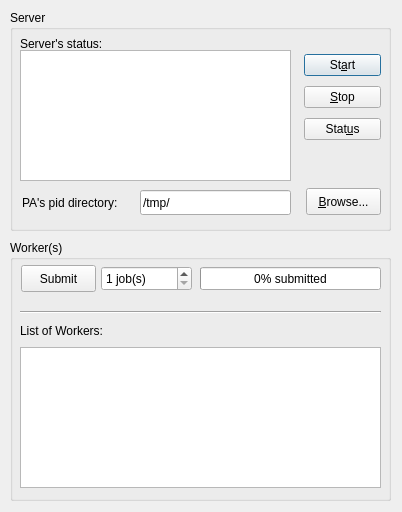
Above: PAConsole/maindlg.ui from AnarManafov/PoD before the change. Below: the same form after it.
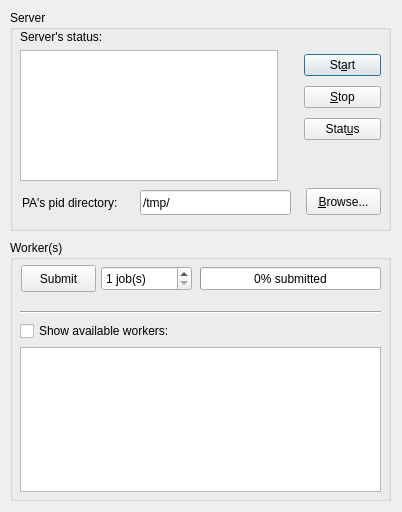
That is the form after the change.

Diff of the .ui file:
```diff
--- a/PAConsole/maindlg.ui
+++ b/PAConsole/maindlg.ui
@@ -32,19 +32,6 @@
    <property name="title" >
     <string>Server</string>
    </property>
-   <widget class="QLabel" name="label" >
-    <property name="geometry" >
-     <rect>
-      <x>10</x>
-      <y>20</y>
-      <width>93</width>
-      <height>27</height>
-     </rect>
-    </property>
-    <property name="text" >
-     <string>Server's status:</string>
-    </property>
-   </widget>
    <widget class="QWidget" name="layoutWidget" >
     <property name="geometry" >
      <rect>
@@ -113,22 +100,6 @@
      <bool>true</bool>
     </property>
    </widget>
-   <widget class="QTextEdit" name="edtServerInfo" >
-    <property name="geometry" >
-     <rect>
-      <x>10</x>
-      <y>40</y>
-      <width>271</width>
-      <height>131</height>
-     </rect>
-    </property>
-    <property name="acceptDrops" >
-     <bool>false</bool>
-    </property>
-    <property name="readOnly" >
-     <bool>true</bool>
-    </property>
-   </widget>
    <widget class="QLabel" name="label_3" >
     <property name="geometry" >
      <rect>
@@ -142,6 +113,41 @@
      <string>PA's pid directory:</string>
     </property>
    </widget>
+   <widget class="QWidget" name="" >
+    <property name="geometry" >
+     <rect>
+      <x>10</x>
+      <y>20</y>
+      <width>258</width>
+      <height>151</height>
+     </rect>
+    </property>
+    <layout class="QGridLayout" >
+     <property name="margin" >
+      <number>0</number>
+     </property>
+     <property name="spacing" >
+      <number>6</number>
+     </property>
+     <item row="0" column="0" >
+      <widget class="QLabel" name="label" >
+       <property name="text" >
+        <string>Server's status:</string>
+       </property>
+      </widget>
+     </item>
+     <item row="1" column="0" >
+      <widget class="QTextEdit" name="edtServerInfo" >
+       <property name="acceptDrops" >
+        <bool>false</bool>
+       </property>
+       <property name="readOnly" >
+        <bool>true</bool>
+       </property>
+      </widget>
+     </item>
+    </layout>
+   </widget>
   </widget>
   <widget class="QGroupBox" name="groupBox_2" >
    <property name="geometry" >
@@ -155,45 +161,6 @@
    <property name="title" >
     <string>Worker(s)</string>
    </property>
-   <widget class="QListWidget" name="lstClientsList" >
-    <property name="geometry" >
-     <rect>
-      <x>10</x>
-      <y>107</y>
-      <width>361</width>
-      <height>141</height>
-     </rect>
-    </property>
-   </widget>
-   <widget class="Line" name="line" >
-    <property name="geometry" >
-     <rect>
-      <x>10</x>
-      <y>64</y>
-      <width>361</width>
-      <height>16</height>
-     </rect>
-    </property>
-    <property name="orientation" >
-     <enum>Qt::Horizontal</enum>
-    </property>
-   </widget>
-   <widget class="QPushButton" name="btnSubmitClient" >
-    <property name="geometry" >
-     <rect>
-      <x>11</x>
-      <y>25</y>
-      <width>75</width>
-      <height>27</height>
-     </rect>
-    </property>
-    <property name="text" >
-     <string>Submit</string>
-    </property>
-    <property name="checkable" >
-     <bool>true</bool>
-    </property>
-   </widget>
    <widget class="QProgressBar" name="progressSubmittedJobs" >
     <property name="geometry" >
      <rect>
@@ -232,17 +199,61 @@
      <number>1</number>
     </property>
    </widget>
-   <widget class="QLabel" name="label_2" >
+   <widget class="QPushButton" name="btnSubmitClient" >
     <property name="geometry" >
      <rect>
-      <x>10</x>
-      <y>77</y>
-      <width>108</width>
+      <x>11</x>
+      <y>25</y>
+      <width>75</width>
       <height>27</height>
      </rect>
     </property>
     <property name="text" >
-     <string>List of Workers:</string>
+     <string>Submit</string>
+    </property>
+    <property name="checkable" >
+     <bool>false</bool>
+    </property>
+   </widget>
+   <widget class="QWidget" name="" >
+    <property name="geometry" >
+     <rect>
+      <x>10</x>
+      <y>81</y>
+      <width>361</width>
+      <height>171</height>
+     </rect>
+    </property>
+    <layout class="QGridLayout" >
+     <property name="margin" >
+      <number>0</number>
+     </property>
+     <property name="spacing" >
+      <number>6</number>
+     </property>
+     <item row="1" column="0" >
+      <widget class="QListWidget" name="lstClientsList" />
+     </item>
+     <item row="0" column="0" >
+      <widget class="QCheckBox" name="chkShowWorkers" >
+       <property name="text" >
+        <string>Show available workers:</string>
+       </property>
+      </widget>
+     </item>
+    </layout>
+   </widget>
+   <widget class="Line" name="line" >
+    <property name="geometry" >
+     <rect>
+      <x>10</x>
+      <y>64</y>
+      <width>361</width>
+      <height>16</height>
+     </rect>
+    </property>
+    <property name="orientation" >
+     <enum>Qt::Horizontal</enum>
     </property>
    </widget>
   </widget>
```
